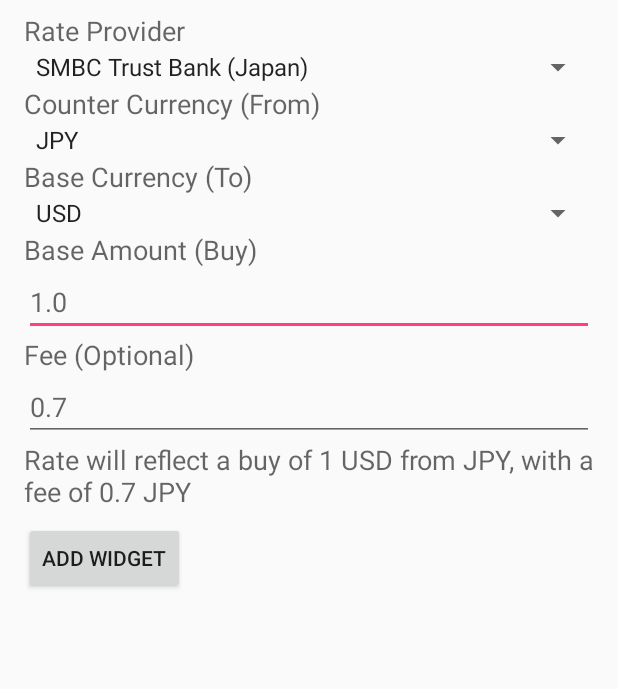
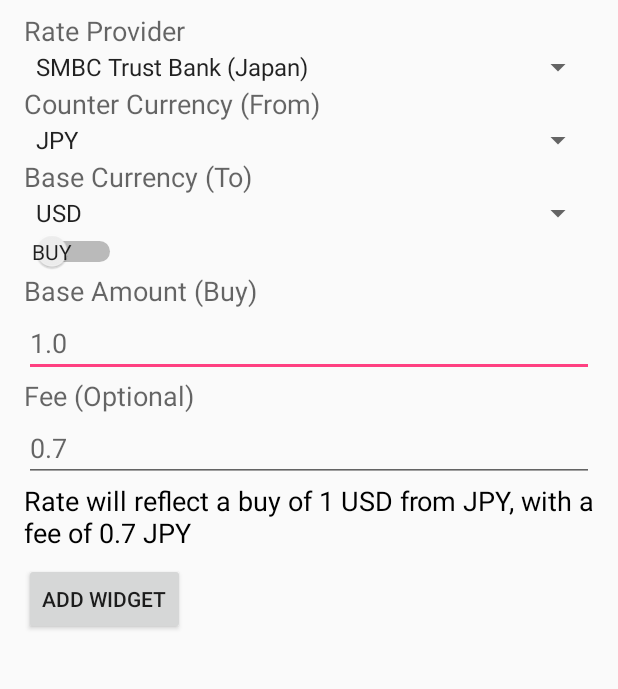
Before and after one commit to jbburns/SimpleCurrencyWidget, an Android app: the MainWidgetConfigureActivity screen opened directly, with no data from a screen before it, on a phone screen of 412 x 824 dp, the part 53-742 px from its top. Run offline under Robolectric (Android 15) with nearby library versions, the phone set to English and light mode, and no system bars; 1 statement that could not run was skipped.

Commit message:
Added gui and logic changes to facilitate a "sell" of the counter currency. Also some minor enhancements to validations in the config screen

```diff
--- a/app/src/main/java/com/jbburns/simplecurrencywidget/MainWidgetConfigureActivity.java
+++ b/app/src/main/java/com/jbburns/simplecurrencywidget/MainWidgetConfigureActivity.java
@@ -6,13 +6,16 @@ import android.content.Context;
 import android.content.Intent;
 import android.content.SharedPreferences;
 import android.content.res.Resources;
+import android.graphics.Color;
 import android.os.Bundle;
 import android.view.KeyEvent;
 import android.view.View;
 import android.widget.AdapterView;
 import android.widget.ArrayAdapter;
+import android.widget.CompoundButton;
 import android.widget.EditText;
 import android.widget.Spinner;
+import android.widget.Switch;
 import android.widget.TextView;
 
 import java.util.Map;
@@ -30,6 +33,8 @@ public class MainWidgetConfigureActivity extends Activity {
     private EditText baseAmountEditText;
     private EditText feePercentageEditText;
     private TextView widgetConfigurationHintTextView;
+    private Switch buySellSwitch;
+    private String buySell = "Buy";
 
     int mAppWidgetId = AppWidgetManager.INVALID_APPWIDGET_ID;
     View.OnClickListener mOnClickListener = new View.OnClickListener() {
@@ -44,16 +49,17 @@ public class MainWidgetConfigureActivity extends Activity {
             if (!baseAmountEditText.getText().toString().isEmpty()){
                 baseAmount = baseAmountEditText.getText().toString();
             }
-            if(!feePercentageEditText.getText().toString().isEmpty()){
+            if(!feePercentageEditText.getText().toString().isEmpty()) {
                 feePercentage = feePercentageEditText.getText().toString();
             }
 
             // When the button is clicked, store the preferences locally
             savePreference(context, mAppWidgetId,"rateProvider",rateProvider);
-            savePreference(context, mAppWidgetId,"counterCurrency",counterCurrency);
-            savePreference(context, mAppWidgetId,"baseCurrency",baseCurrency);
-            savePreference(context, mAppWidgetId,"baseAmount",baseAmount);
-            savePreference(context, mAppWidgetId,"feePercentage",feePercentage);
+            savePreference(context, mAppWidgetId, "counterCurrency", counterCurrency);
+            savePreference(context, mAppWidgetId, "baseCurrency", baseCurrency);
+            savePreference(context, mAppWidgetId, "baseAmount", baseAmount);
+            savePreference(context, mAppWidgetId, "feePercentage", feePercentage);
+            savePreference(context, mAppWidgetId, "buySell", buySell);
 
             // It is the responsibility of the configuration activity to update the app widget
             AppWidgetManager appWidgetManager = AppWidgetManager.getInstance(context);
@@ -109,6 +115,16 @@ public class MainWidgetConfigureActivity extends Activity {
         prefs.apply();
     }
 
+    private boolean isDouble (String input){
+        boolean isDouble = true;
+        try{
+            Double.parseDouble(input);
+        } catch (java.lang.NumberFormatException e){
+            isDouble = false;
+        }
+        return isDouble;
+    }
+
     private void validateInputs(){
 
         String rateProvider = rateProviderSpinner.getSelectedItem().toString();
@@ -123,8 +139,15 @@ public class MainWidgetConfigureActivity extends Activity {
             feePercentage = feePercentageEditText.getText().toString();
         }
         Resources res = getResources();
-        String widgetConfigurationHintText = String.format(res.getString(R.string.widgetConfigurationHintText),
-                baseAmount, baseCurrency, counterCurrency, feePercentage, counterCurrency);
+        String widgetConfigurationHintText;
+        if (buySellSwitch.isChecked()){
+            widgetConfigurationHintText= String.format(res.getString(R.string.widgetConfigurationHintSellText),
+                    baseCurrency, baseAmount, counterCurrency, feePercentage, counterCurrency);
+        }
+        else{
+            widgetConfigurationHintText= String.format(res.getString(R.string.widgetConfigurationHintBuyText),
+                    baseAmount, baseCurrency, counterCurrency, feePercentage, counterCurrency);
+        }
 
         if(
                 (!rateProvider.isEmpty())
@@ -133,12 +156,31 @@ public class MainWidgetConfigureActivity extends Activity {
                 &&(!baseAmount.isEmpty())
                 &&(!feePercentage.isEmpty())
                 ){
-            widgetConfigurationHintTextView.setText(widgetConfigurationHintText);
-            findViewById(R.id.add_button).setEnabled(true);
+            if (isDouble(baseAmount)){
+                if ( Double.parseDouble(baseAmount) == Double.parseDouble("0") ) {
+                    widgetConfigurationHintTextView.setText("Base amount cannot be zero");
+                    widgetConfigurationHintTextView.setTextColor(Color.RED);
+                    findViewById(R.id.add_button).setEnabled(false);
+                    findViewById(R.id.add_button).setSaveEnabled(false);
+                }
+                else {
+                    widgetConfigurationHintTextView.setText(widgetConfigurationHintText);
+                    findViewById(R.id.add_button).setEnabled(true);
+                    widgetConfigurationHintTextView.setTextColor(Color.BLACK);
+                }
+            }
+            else {
+                widgetConfigurationHintTextView.setText("Base amount unrecognized / not a valid decimal number");
+                widgetConfigurationHintTextView.setTextColor(Color.RED);
+                findViewById(R.id.add_button).setEnabled(false);
+                findViewById(R.id.add_button).setSaveEnabled(false);
+            }
         }
         else{
             widgetConfigurationHintTextView.setText("Selections required");
+            widgetConfigurationHintTextView.setTextColor(Color.RED);
             findViewById(R.id.add_button).setEnabled(false);
+            findViewById(R.id.add_button).setSaveEnabled(false);
         }
     }
 
@@ -161,6 +203,8 @@ public class MainWidgetConfigureActivity extends Activity {
         baseAmountEditText = (EditText) findViewById(R.id.baseAmountEditText);
         feePercentageEditText = (EditText) findViewById(R.id.feePercentageEditText);
         widgetConfigurationHintTextView = (TextView) findViewById(R.id.widgetConfigurationHintTextView);
+
+        buySellSwitch = (Switch) findViewById(R.id.buySellSwitch);
 
         ArrayAdapter<String> rateProvidersAdapter = new ArrayAdapter<>(this,android.R.layout.simple_spinner_item, rateProvidersArray);
         rateProviderSpinner.setAdapter(rateProvidersAdapter);
@@ -186,7 +230,8 @@ public class MainWidgetConfigureActivity extends Activity {
             }
 
             @Override
-            public void onNothingSelected(AdapterView<?> arg0) {}
+            public void onNothingSelected(AdapterView<?> arg0) {
+            }
         });
 
 
@@ -198,7 +243,8 @@ public class MainWidgetConfigureActivity extends Activity {
             }
 
             @Override
-            public void onNothingSelected(AdapterView<?> arg0) {}
+            public void onNothingSelected(AdapterView<?> arg0) {
+            }
         });
 
         counterCurrencySpinner.setOnItemSelectedListener(new AdapterView.OnItemSelectedListener() {
@@ -209,7 +255,8 @@ public class MainWidgetConfigureActivity extends Activity {
             }
 
             @Override
-            public void onNothingSelected(AdapterView<?> arg0) {}
+            public void onNothingSelected(AdapterView<?> arg0) {
+            }
         });
 
         baseAmountEditText.setOnKeyListener(new EditText.OnKeyListener() {
@@ -228,6 +275,24 @@ public class MainWidgetConfigureActivity extends Activity {
             }
         });
 
+        buySellSwitch.setOnCheckedChangeListener(
+            new CompoundButton.OnCheckedChangeListener() {
+                @Override
+                public void onCheckedChanged(CompoundButton buttonView, boolean isChecked) {
+                    TextView baseAmountTextView = (TextView) findViewById(R.id.baseAmountTextView);
+                    if(isChecked){
+                        baseAmountTextView.setText(getResources().getString(R.string.baseAmountSellText));
+                        buySell = "Sell";
+                    }
+                    else{
+                        baseAmountTextView.setText(getResources().getString(R.string.baseAmountBuyText));
+                        buySell = "Buy";
+                    }
+                    validateInputs();
+                }
+            }
+        );
+
         findViewById(R.id.add_button).setOnClickListener(mOnClickListener);
 
         // Find the widget id from the intent.
--- a/app/src/main/res/layout/main_widget_configure.xml
+++ b/app/src/main/res/layout/main_widget_configure.xml
@@ -49,11 +49,21 @@
         android:id="@+id/baseCurrencySpinner"
         android:enabled="false" />
 
+    <Switch
+        android:layout_width="wrap_content"
+        android:layout_height="wrap_content"
+        android:id="@+id/buySellSwitch"
+        android:checked="false"
+        android:showText="true"
+        android:textOn="Sell"
+        android:textOff="Buy"
+        android:enabled="true" />
+
     <TextView
         android:layout_width="wrap_content"
         android:layout_height="wrap_content"
         android:textAppearance="?android:attr/textAppearanceMedium"
-        android:text="Base Amount (Buy)"
+        android:text="@string/baseAmountBuyText"
         android:id="@+id/baseAmountTextView" />
 
     <EditText
@@ -83,7 +93,7 @@
         android:layout_width="wrap_content"
         android:layout_height="wrap_content"
         android:textAppearance="?android:attr/textAppearanceMedium"
-        android:text="@string/widgetConfigurationHintText"
+        android:text="@string/widgetConfigurationHintBuyText"
         android:id="@+id/widgetConfigurationHintTextView"
         android:visibility="visible" />
 
--- a/app/src/main/res/values/strings.xml
+++ b/app/src/main/res/values/strings.xml
@@ -20,5 +20,8 @@
     <string name="THB">THB</string>
     <string name="NOK">NOK</string>
     <string name="ZAR">ZAR</string>
-    <string name="widgetConfigurationHintText">"Rate will reflect a buy of %1$s %2$s from %3$s, with a fee of %4$s %5$s"</string>
+    <string name="widgetConfigurationHintBuyText">"Rate will reflect a buy of %1$s %2$s from %3$s, with a fee of %4$s %5$s"</string>
+    <string name="widgetConfigurationHintSellText">"Rate will reflect a buy of %1$s with %2$s %3$s, with a fee of %4$s %5$s"</string>
+    <string name="baseAmountBuyText">Base Amount (Buy)</string>
+    <string name="baseAmountSellText">Counter Amount (Sell)</string>
 </resources>
```
Also changed, not shown: app/src/main/java/com/jbburns/simplecurrencywidget/MainWidget.java (+13 -3 lines).
